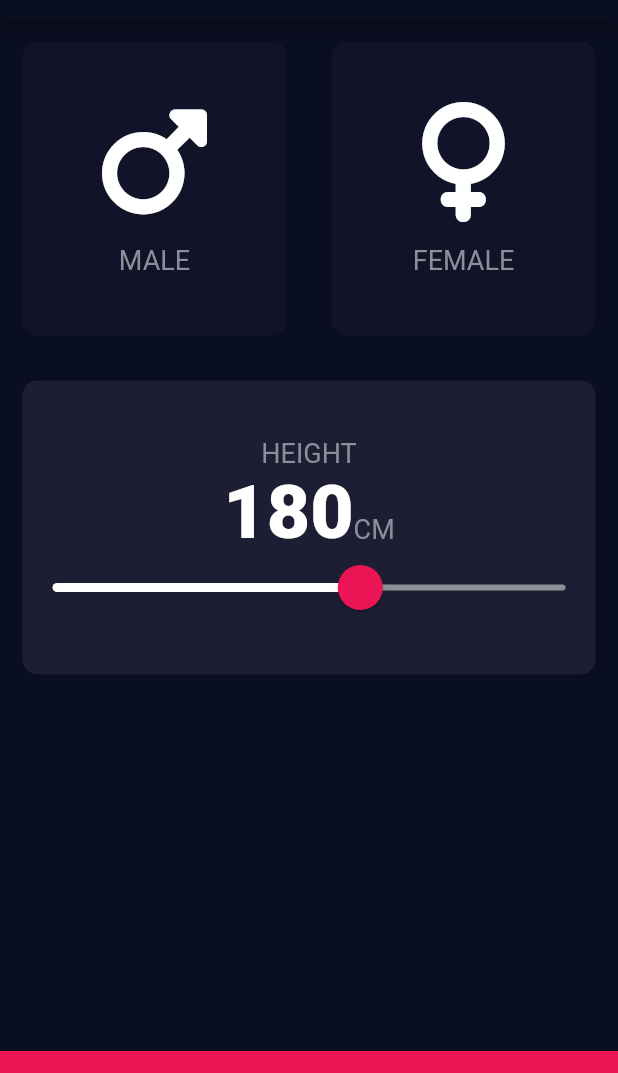
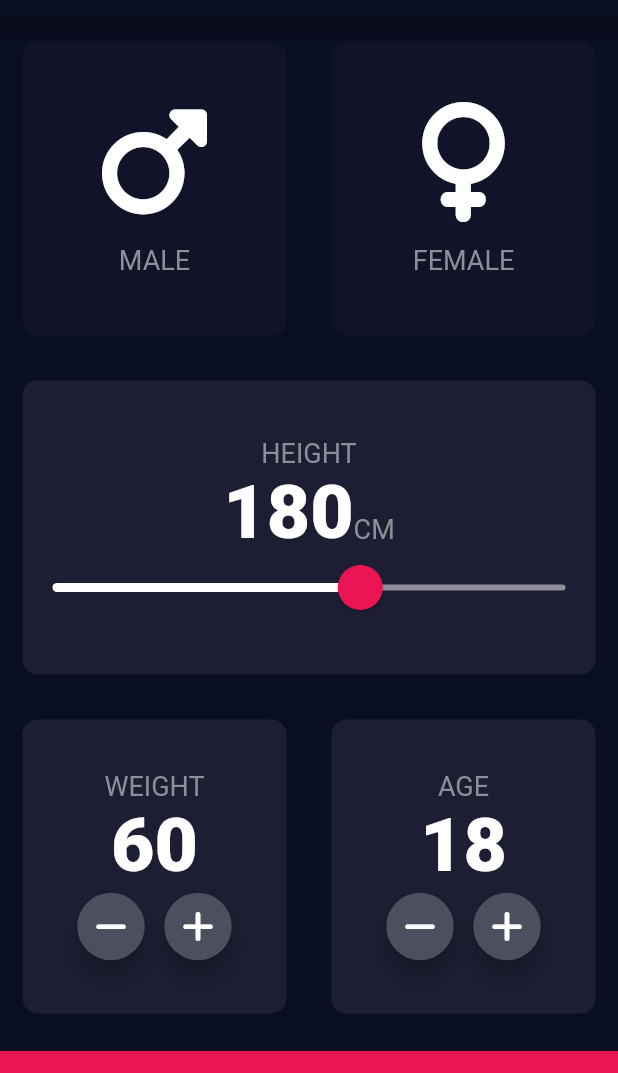
Before and after one commit to narmuni123/bmi_calculator, a Flutter app: the screen it shows after launch, on a phone screen of 412 x 824 dp, the part 65-1138 px from its top. Run offline on Flutter 3.47's test engine with Material 2 defaults, Android fonts, the phone set to English and light mode, and no system bars; our stand-ins replace font_awesome_flutter.

Commit message:
added weight and height containers with functionality

```diff
--- a/lib/main.dart
+++ b/lib/main.dart
@@ -1,4 +1,3 @@
-import 'package:bmi_calculator/reusable/color_constant.dart';
 import 'package:bmi_calculator/screens/input_screen.dart';
 import 'package:flutter/material.dart';
 
--- a/lib/screens/input_screen.dart
+++ b/lib/screens/input_screen.dart
@@ -16,6 +16,8 @@ class _InputScreenState extends State<InputScreen> {
 
   int height = 180;
 
+  int weight = 60;
+  int age = 18;
 
   @override
   Widget build(BuildContext context) {
@@ -80,7 +82,7 @@ class _InputScreenState extends State<InputScreen> {
                       mainAxisAlignment: MainAxisAlignment.center,
                       crossAxisAlignment: CrossAxisAlignment.baseline,
                       textBaseline: TextBaseline.alphabetic,
-                      children:  [
+                      children: [
                         Text(
                           "$height",
                           style: kNumberTextStyle,
@@ -97,14 +99,16 @@ class _InputScreenState extends State<InputScreen> {
                         activeTrackColor: Colors.white,
                         thumbColor: const Color(0xFFEB1555),
                         overlayColor: const Color(0x15EB1555),
-                        thumbShape: const RoundSliderThumbShape(enabledThumbRadius: 15.0),
-                        overlayShape: const RoundSliderOverlayShape(overlayRadius: 20),
+                        thumbShape: const RoundSliderThumbShape(
+                            enabledThumbRadius: 15.0),
+                        overlayShape:
+                            const RoundSliderOverlayShape(overlayRadius: 20),
                       ),
                       child: Slider(
                         value: height.toDouble(),
                         min: 120.0,
                         max: 220.0,
-                        onChanged: (value){
+                        onChanged: (value) {
                           setState(() {
                             height = value.round();
                           });
@@ -120,18 +124,76 @@ class _InputScreenState extends State<InputScreen> {
               children: [
                 Expanded(
                   child: boxContainer(
-                      color: ColorConstant.kActiveContainerColor,
-                      cardChild: const SizedBox(),
-                      onPress: () {}),
+                    color: ColorConstant.kActiveContainerColor,
+                    cardChild: Column(
+                      mainAxisAlignment: MainAxisAlignment.center,
+                      children: [
+                        const Text(
+                          "WEIGHT",
+                          style: kLabelStyle,
+                        ),
+                        Text(
+                          "$weight",
+                          style: kNumberTextStyle,
+                        ),
+                        Row(
+                          mainAxisAlignment: MainAxisAlignment.center,
+                          children:  [
+                            RoundIconButton(icon: FontAwesomeIcons.minus, callBack: (){
+                              setState(() {
+                                weight--;
+                              });
+                            },),
+                            const SizedBox(width: 10,),
+                            RoundIconButton(icon: FontAwesomeIcons.plus, callBack: (){
+                              setState(() {
+                                weight++;
+                              });
+                            },),
+                          ],
+                        ),
+                      ],
+                    ),
+                    onPress: () {},
+                  ),
                 ),
                 Expanded(
                   child: boxContainer(
-                      color: ColorConstant.kActiveContainerColor,
-                      cardChild: const SizedBox(),
-                      onPress: () {}),
+                    color: ColorConstant.kActiveContainerColor,
+                    cardChild: Column(
+                      mainAxisAlignment: MainAxisAlignment.center,
+                      children: [
+                        const Text(
+                          "AGE",
+                          style: kLabelStyle,
+                        ),
+                        Text(
+                          "$age",
+                          style: kNumberTextStyle,
+                        ),
+                        Row(
+                          mainAxisAlignment: MainAxisAlignment.center,
+                          children:  [
+                            RoundIconButton(icon: FontAwesomeIcons.minus, callBack: (){
+                              setState(() {
+                                age--;
+                              });
+                            },),
+                            const SizedBox(width: 10,),
+                            RoundIconButton(icon: FontAwesomeIcons.plus, callBack: (){
+                              setState(() {
+                                age++;
+                              });
+                            },),
+                          ],
+                        ),
+                      ],
+                    ),
+                    onPress: () {},
+                  ),
                 ),
               ],
-            ),
+            )
           ),
           Container(
             color: ColorConstant.kBottomContainerColor,
@@ -181,3 +243,27 @@ class _InputScreenState extends State<InputScreen> {
     );
   }
 }
+
+
+class RoundIconButton extends StatelessWidget {
+  const RoundIconButton({Key? key, required this.icon, required this.callBack}) : super(key: key);
+
+  final IconData icon;
+  final VoidCallback callBack;
+
+
+  @override
+  Widget build(BuildContext context) {
+    return RawMaterialButton(
+      child: Icon(icon),
+      elevation: 6,
+      constraints: const BoxConstraints.tightFor(
+        height: 45.0,
+        width: 45.0
+      ),
+      shape: const CircleBorder(),
+      fillColor: const Color(0xFF4C4F5E),
+      onPressed: callBack,
+    );
+  }
+}
```
